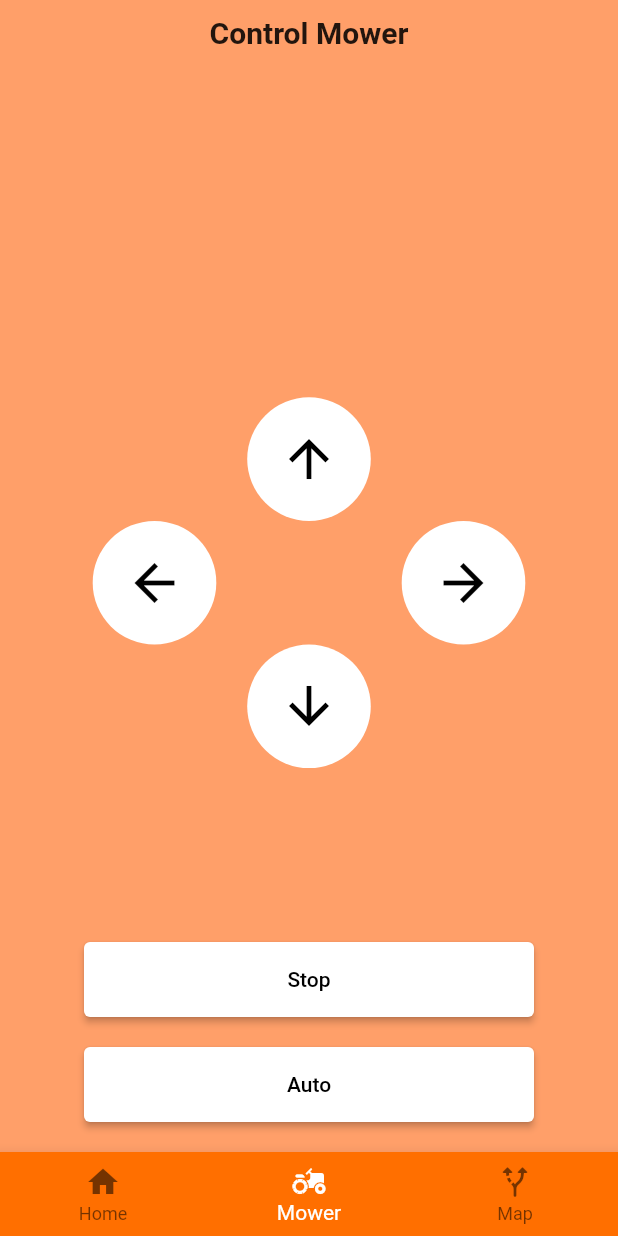
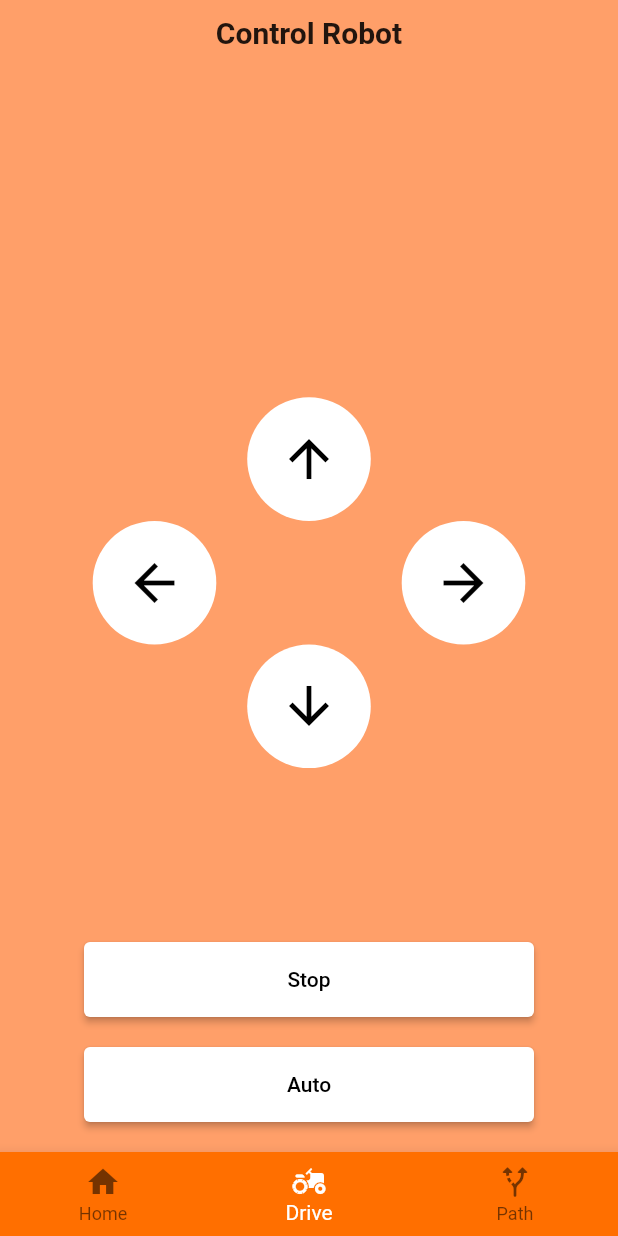
Before and after one commit to TIGK-Captain-America/app, a Flutter app: the BottomNavBar screen opened directly, item 2 of the bottom bar chosen, on a phone screen of 412 x 824 dp. Run offline on Flutter 3.47's test engine with Material 2 defaults, Android fonts, the phone set to English and light mode, and no system bars; our stand-ins replace flutter_blue, get, get_it, permission_handler, stacked.

Commit message:
updated path impl

```diff
--- a/lib/main.dart
+++ b/lib/main.dart
@@ -1,12 +1,15 @@
 import 'package:flutter/material.dart';
+import 'package:flutter/services.dart';
 import 'package:get/get.dart';
 import 'package:mower/src/services/deviceService.dart';
 import 'package:mower/src/services/bluetoothService.dart';
 import 'package:get_it/get_it.dart';
+import 'package:mower/src/views/bottomNavBar/bottomNavBar.dart';
 import 'package:mower/src/views/landing/landing.dart';
 
 void main() {
   WidgetsFlutterBinding.ensureInitialized();
+  SystemChrome.setPreferredOrientations([DeviceOrientation.portraitUp]);
   GetIt.I.registerSingleton(BluetoothService());
   GetIt.I.registerSingleton(DeviceService());
   runApp(MyApp());
@@ -21,7 +24,7 @@ class MyApp extends StatelessWidget {
       theme: ThemeData(
         primarySwatch: Colors.blue,
       ),
-      home: LandingView(),
+      home: BottomNavBar(), //  LandingView(),
     );
   }
 }
--- a/lib/src/services/pathService.dart
+++ b/lib/src/services/pathService.dart
@@ -9,8 +9,10 @@ class PathService {
 
   Future<List<CustomNode>> getPath() async {
     var url = Uri.parse(_url);
-    var response = await http.get(url);
-    List<dynamic> body = jsonDecode(response.body);
+    //var response = await http.get(url);
+    var res =
+        '["lvdDg55Q3FIhKzwIVowM",{"createdAt":{"_seconds":1621587922,"_nanoseconds":497999000},"Nodes":[{"collision":false,"positions":{"w":0,"sensorDistance":0,"x":0,"distance":0,"y":0}},{"positions":{"w":182,"sensorDistance":30,"distance":0,"y":0,"x":0},"collision":false},{"positions":{"distance":6,"w":242,"x":6,"sensorDistance":7,"y":3},"collision":true},{"collision":false,"positions":{"sensorDistance":39,"x":-20,"w":194,"y":9,"distance":-20}}]}]';
+    List<dynamic> body = jsonDecode(res);
 
     List<CustomNode> pathList = [];
 
--- a/lib/src/views/bottomNavBar/bottomNavBar.dart
+++ b/lib/src/views/bottomNavBar/bottomNavBar.dart
@@ -34,9 +34,9 @@ class _BottomNavBarState extends State<BottomNavBar> {
         items: const <BottomNavigationBarItem>[
           BottomNavigationBarItem(icon: Icon(Icons.home), label: 'Home'),
           BottomNavigationBarItem(
-              icon: Icon(Icons.agriculture), label: 'Mower'),
+              icon: Icon(Icons.agriculture), label: 'Drive'),
           BottomNavigationBarItem(
-              icon: Icon(Icons.alt_route_rounded), label: 'Map'),
+              icon: Icon(Icons.alt_route_rounded), label: 'Path'),
         ],
         currentIndex: currentIndex,
         onTap: onItemTap,
--- a/lib/src/views/controlMower/controlMower.dart
+++ b/lib/src/views/controlMower/controlMower.dart
@@ -17,7 +17,7 @@ class ControlMowerPage extends StatelessWidget {
             height: 10,
           ),
           Text(
-            'Control Mower',
+            'Control Robot',
             style: TextStyle(fontSize: 20.0, fontWeight: FontWeight.bold),
           ),
           Spacer(
--- a/lib/src/views/mowerView/mowerView.dart
+++ b/lib/src/views/mowerView/mowerView.dart
@@ -42,7 +42,7 @@ class MowerView extends StatelessWidget {
             ),
             Center(
               child: Text(
-                'View Mower',
+                'View Path',
                 style: TextStyle(fontSize: 20.0, fontWeight: FontWeight.bold),
               ),
             ),
--- a/pubspec.yaml
+++ b/pubspec.yaml
@@ -35,6 +35,7 @@ dependencies:
   # The following adds the Cupertino Icons font to your application.
   # Use with the CupertinoIcons class for iOS style icons.
   cupertino_icons: ^1.0.2
+  zoom_widget: ^0.1.3
 
 dev_dependencies:
   flutter_test:
```
Also changed, not shown: lib/src/utils/CustomPainter.dart (+16 -2 lines), pubspec.lock.
